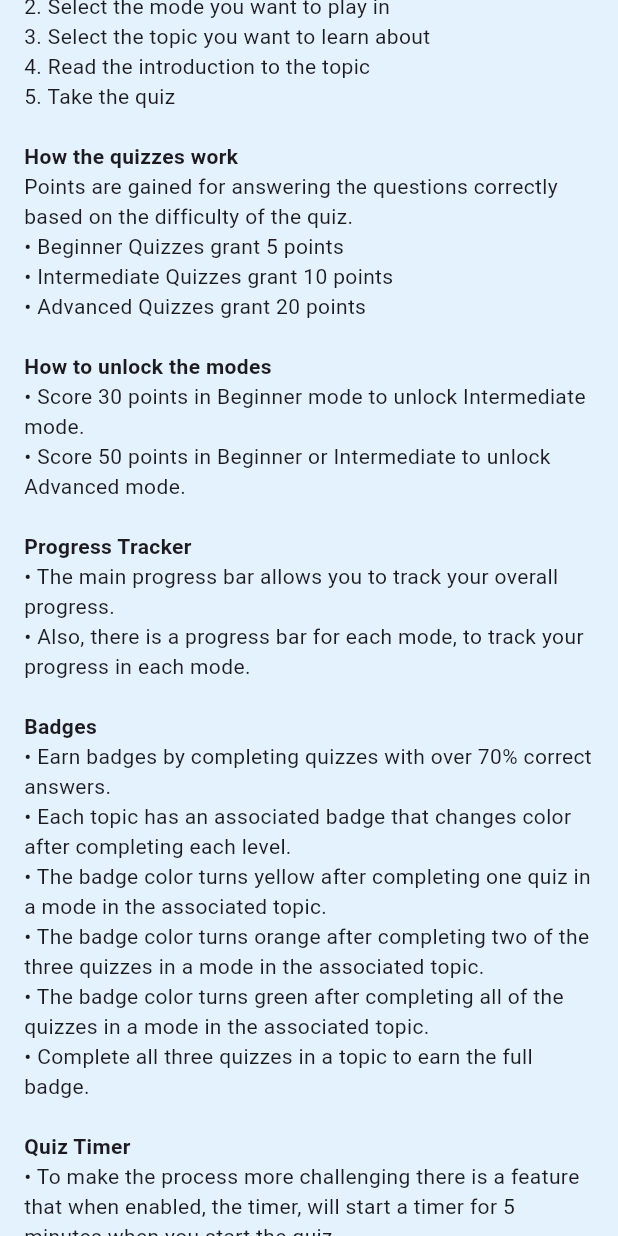
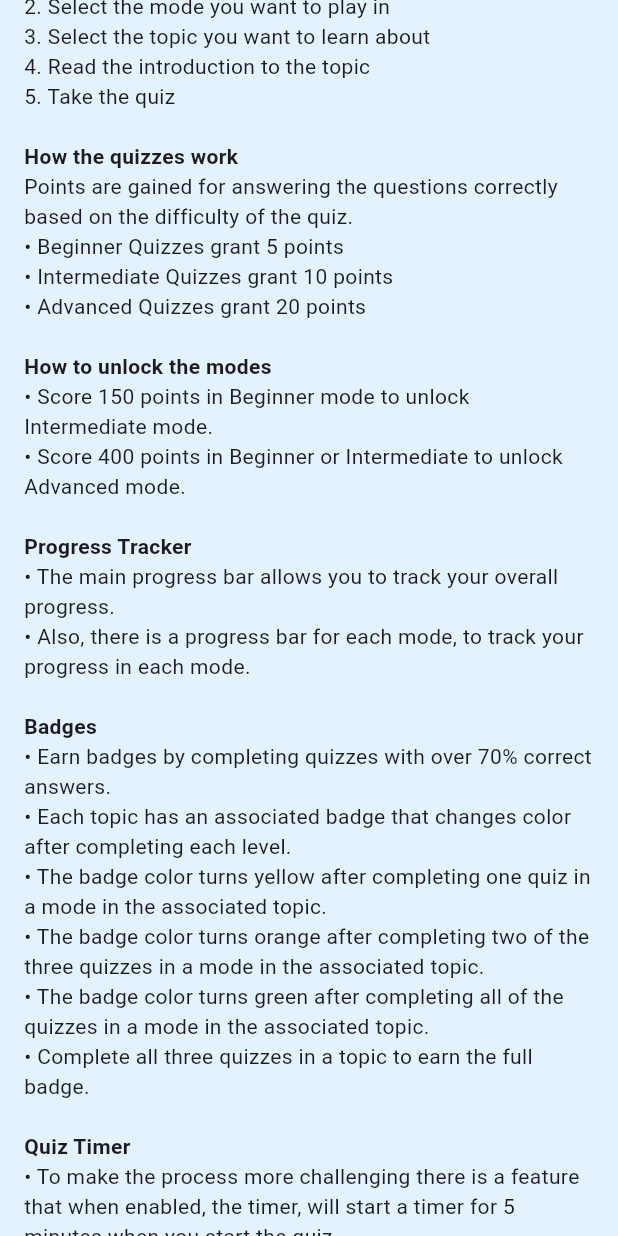
Before and after one commit to SotirisStyl/DoubleProjectNetSecured, a Flutter app: the InfoPage screen opened directly, scrolled down 576 dp, on a phone screen of 412 x 824 dp. Run offline on Flutter 3.47's test engine with Material 3 defaults, Android fonts, the phone set to English and light mode, and no system bars; our stand-ins replace avatar_glow, curved_navigation_bar, font_awesome_flutter, get, google_sign_in, open_file and 2 more; missing offline and left inert: fluttermoji; accounts and stored records are empty; project files that could hold a hidden picture were left out.

Commit message:
Update info_page.dart

```diff
--- a/lib/info_page.dart
+++ b/lib/info_page.dart
@@ -61,8 +61,8 @@ class InfoPage extends StatelessWidget {
               "How to unlock the modes",
               style: TextStyle(fontWeight: FontWeight.bold),
             ),
-            Text("• Score 30 points in Beginner mode to unlock Intermediate mode."),
-            Text("• Score 50 points in Beginner or Intermediate to unlock Advanced mode.\n"),
+            Text("• Score 150 points in Beginner mode to unlock Intermediate mode."),
+            Text("• Score 400 points in Beginner or Intermediate to unlock Advanced mode.\n"),
             Text(
               "Progress Tracker",
               style: TextStyle(fontWeight: FontWeight.bold),
```
